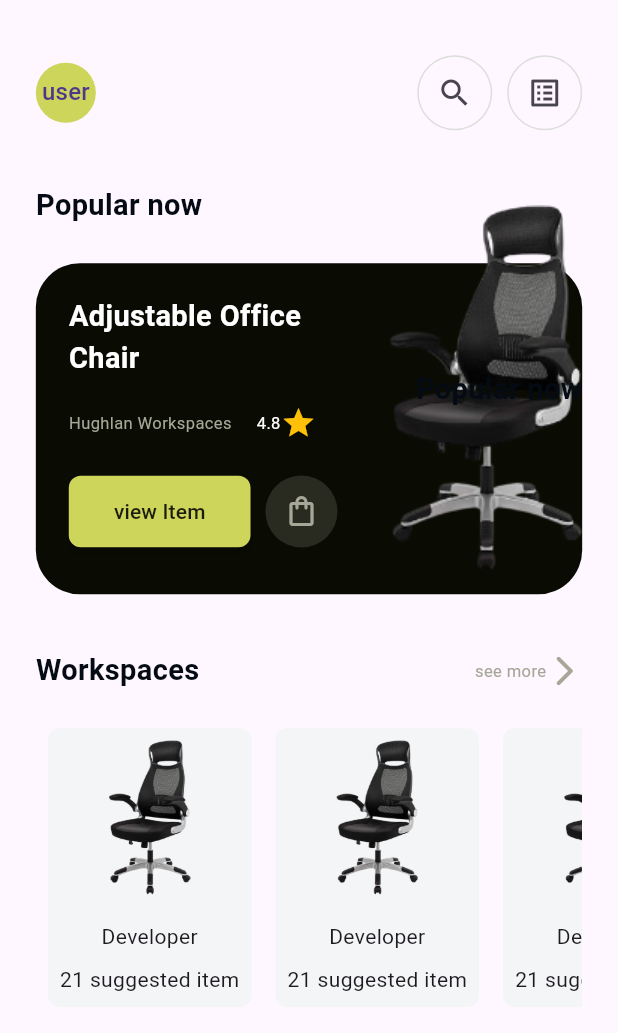
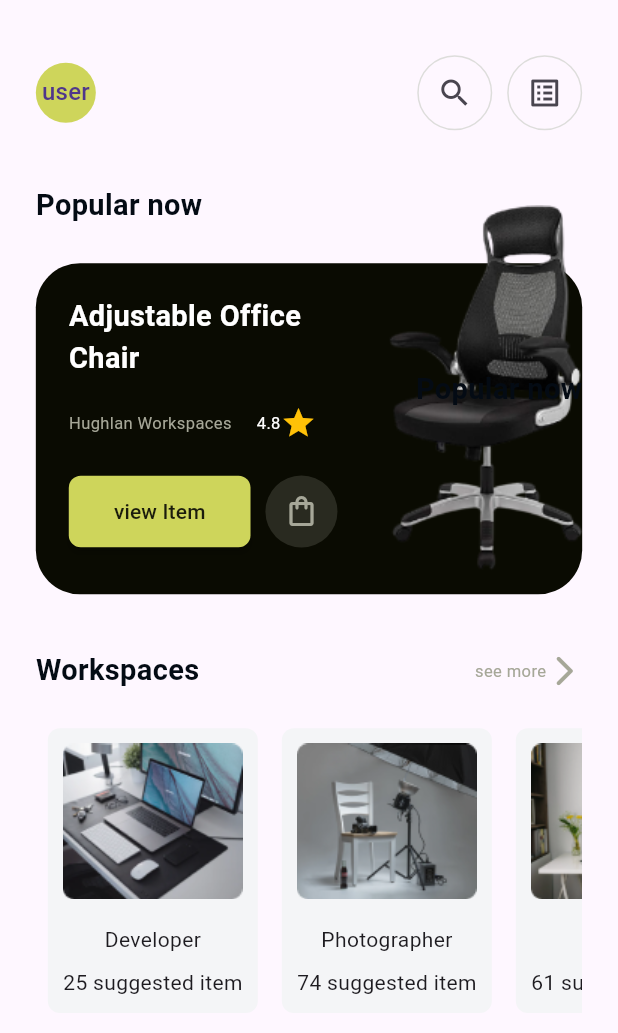
Before and after one commit to mohamadgazer/e-commerce, a Flutter app: the HomeView screen opened directly, on a phone screen of 412 x 824 dp. Shown: the top 1033 px of the screen. Run offline on Flutter 3.47's test engine with Material 3 defaults, Android fonts, the phone set to English and light mode, and no system bars; our stand-ins replace flutter_screenutil; Roboto replaces fonts that are missing (AvenirLTStd-Black, AvenirLTStd-Book).

Commit message:
- end work spaces widget.

```diff
--- a/lib/core/app_images_manger.dart
+++ b/lib/core/app_images_manger.dart
@@ -3,4 +3,9 @@ class AppImageManger {
   static const String googleIcon = "assets/icons/googleIcon.png";
   static const String facebookIcon = "assets/icons/facebookIcon.png";
   static const String home_01 = "assets/images/home_01.png";
+  static const String homeW01 = "assets/images/home_w_01.png";
+  static const String homeW02 = "assets/images/home_w_02.png";
+  static const String homeW03 = "assets/images/home_w_03.png";
+  static const String homeW04 = "assets/images/home_w_04.png";
+  static const String homeW05 = "assets/images/home_w_05.png";
 }
--- a/lib/features/Home/data/loacl_data.dart
+++ b/lib/features/Home/data/loacl_data.dart
@@ -0,0 +1,31 @@
+import 'package:flutter/material.dart';
+import 'package:installment/core/app_images_manger.dart';
+import 'package:installment/features/Home/models/workspaces.dart';
+import 'package:installment/generated/l10n.dart';
+
+List<WorkSpaces> workSpacesData(BuildContext context) {
+  List<WorkSpaces> workSpacesData = [
+    WorkSpaces(
+        image: AppImageManger.homeW01,
+        workSpace: S.of(context).developer,
+        suggestedItem: 25),
+    WorkSpaces(
+        image: AppImageManger.homeW02,
+        workSpace: S.of(context).photographer,
+        suggestedItem: 74),
+    WorkSpaces(
+        image: AppImageManger.homeW03,
+        workSpace: S.of(context).creative,
+        suggestedItem: 61),
+    WorkSpaces(
+        image: AppImageManger.homeW04,
+        workSpace: S.of(context).marketer,
+        suggestedItem: 33),
+    WorkSpaces(
+        image: AppImageManger.homeW05,
+        workSpace: S.of(context).youtuber,
+        suggestedItem: 40),
+  ];
+
+  return workSpacesData;
+}
--- a/lib/features/Home/widget/work_spaces_builder.dart
+++ b/lib/features/Home/widget/work_spaces_builder.dart
@@ -1,4 +1,6 @@
 import 'package:flutter/material.dart';
+import 'package:installment/features/Home/data/loacl_data.dart';
+import 'package:installment/features/Home/models/workspaces.dart';
 
 import 'work_spaces_item.dart';
 
@@ -9,6 +11,7 @@ class WorkSpacesBuilder extends StatelessWidget {
 
   @override
   Widget build(BuildContext context) {
+    List<WorkSpaces> list = workSpacesData(context);
     return SingleChildScrollView(
       physics: const BouncingScrollPhysics(),
       scrollDirection: Axis.horizontal,
@@ -16,10 +19,12 @@ class WorkSpacesBuilder extends StatelessWidget {
         mainAxisAlignment: MainAxisAlignment.spaceBetween,
         children: [
           ...List.generate(
-            5,
-            (index) => const Padding(
-              padding: EdgeInsets.all(8.0),
-              child: WorkSpacesItem(),
+            list.length,
+            (index) => Padding(
+              padding: const EdgeInsets.all(8.0),
+              child: WorkSpacesItem(
+                data: list[index],
+              ),
             ),
           ),
         ],
--- a/lib/features/Home/widget/work_spaces_item.dart
+++ b/lib/features/Home/widget/work_spaces_item.dart
@@ -1,11 +1,13 @@
 import 'package:flutter/material.dart';
-import 'package:installment/core/app_images_manger.dart';
 import 'package:installment/core/padding_helper.dart';
 import 'package:installment/core/theming/app_color.dart';
+import 'package:installment/features/Home/models/workspaces.dart';
 
 class WorkSpacesItem extends StatelessWidget {
+  final WorkSpaces data;
   const WorkSpacesItem({
     super.key,
+    required this.data,
   });
 
   @override
@@ -18,24 +20,24 @@ class WorkSpacesItem extends StatelessWidget {
         color: AppColorManger.whiteShade,
       ),
       child: Padding(
-        padding: const EdgeInsets.all(8.0),
+        padding: const EdgeInsets.all(10.0),
         child: Column(
           children: [
             Container(
               constraints: const BoxConstraints(maxWidth: 120, maxHeight: 104),
               child: Image.asset(
-                AppImageManger.home_01,
+                data.image,
                 fit: BoxFit.contain, // يمكنك اختيار التناسب حسب الحاجة
               ),
             ),
             SizedBox(
               height: PH.h18,
             ),
-            const Text("Developer"),
+            Text(data.workSpace),
             SizedBox(
               height: PH.h10,
             ),
-            const Text("21 suggested item"),
+            Text("${data.suggestedItem} suggested item"),
           ],
         ),
       ),
--- a/lib/l10n/intl_ar.arb
+++ b/lib/l10n/intl_ar.arb
@@ -83,6 +83,11 @@
     "hughlan_Workspaces":"Hughlan Workspaces",
     "rate_48":"4.8",
     "workspaces":"مساحات العمل",
-    "see_more":"المزيد"
+    "see_more":"المزيد",
+    "developer":"مبرمج",
+    "photographer":"مصور",
+    "creative":"صانع محتوى",
+    "marketer":"مسوق",
+    "youtuber":"يوتيوبر"
 
     }
--- a/lib/l10n/intl_en.arb
+++ b/lib/l10n/intl_en.arb
@@ -80,7 +80,12 @@
     "hughlan_Workspaces":"Hughlan Workspaces",
     "rate_48":"4.8",
     "workspaces":"Workspaces",
-    "see_more":"see more"
+    "see_more":"see more",
+    "developer":"Developer",
+    "photographer":"Photographer",
+    "creative":"Creative",
+    "marketer":"Marketer",
+    "youtuber":"You Tuber"
 
 
 
```
Also changed, not shown: assets/images/home_w_02.png (renamed from assets/images/home_w02.png), assets/images/home_w_03.png (renamed from assets/images/home_w03.png), assets/images/home_w_04.png (renamed from assets/images/home_w04.png), assets/images/home_w_05.png (renamed from assets/images/home_w05.png), lib/generated/intl/messages_ar.dart, lib/generated/intl/messages_en.dart, lib/generated/l10n.dart.
